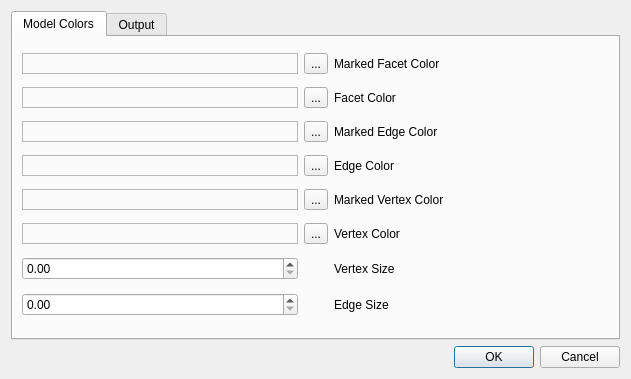
Old version of the form src/ui/preferences.ui in the repository GilesBathgate/RapCAD.
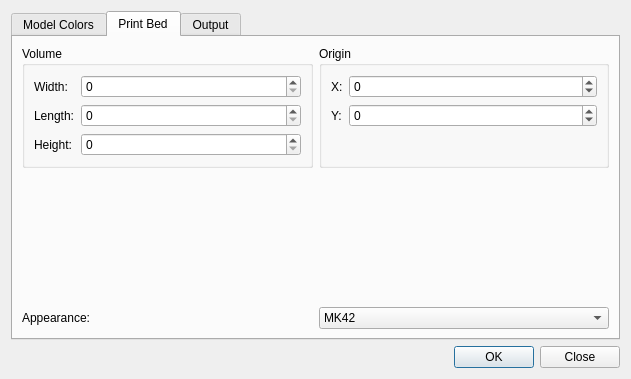
New version of the form. The open tabs and pages were chosen to show the change.

Commit message: Add print bed configuration to preferences dialog

```diff
--- a/src/ui/preferences.ui
+++ b/src/ui/preferences.ui
@@ -210,6 +210,147 @@
          </item>
         </layout>
        </widget>
+       <widget class="QWidget" name="printBedTab">
+        <attribute name="title">
+         <string>Print Bed</string>
+        </attribute>
+        <layout class="QVBoxLayout" name="verticalLayout_4">
+         <item>
+          <layout class="QHBoxLayout" name="dimensionsLayout">
+           <item>
+            <widget class="QGroupBox" name="volumeGroupBox">
+             <property name="title">
+              <string>Volume</string>
+             </property>
+             <layout class="QFormLayout" name="formLayout">
+              <item row="0" column="0">
+               <widget class="QLabel" name="widthLabel">
+                <property name="text">
+                 <string>Width:</string>
+                </property>
+               </widget>
+              </item>
+              <item row="1" column="0">
+               <widget class="QLabel" name="lengthLabel">
+                <property name="text">
+                 <string>Length:</string>
+                </property>
+               </widget>
+              </item>
+              <item row="2" column="0">
+               <widget class="QLabel" name="heightLabel">
+                <property name="text">
+                 <string>Height:</string>
+                </property>
+               </widget>
+              </item>
+              <item row="0" column="1">
+               <widget class="QSpinBox" name="widthSpinBox">
+                <property name="maximum">
+                 <number>10000</number>
+                </property>
+               </widget>
+              </item>
+              <item row="1" column="1">
+               <widget class="QSpinBox" name="lengthSpinBox">
+                <property name="maximum">
+                 <number>10000</number>
+                </property>
+               </widget>
+              </item>
+              <item row="2" column="1">
+               <widget class="QSpinBox" name="heightSpinBox">
+                <property name="maximum">
+                 <number>10000</number>
+                </property>
+               </widget>
+              </item>
+             </layout>
+            </widget>
+           </item>
+           <item>
+            <widget class="QGroupBox" name="originGroupBox">
+             <property name="title">
+              <string>Origin</string>
+             </property>
+             <layout class="QFormLayout" name="formLayout_2">
+              <item row="0" column="0">
+               <widget class="QLabel" name="Xlabel">
+                <property name="text">
+                 <string>X:</string>
+                </property>
+               </widget>
+              </item>
+              <item row="1" column="0">
+               <widget class="QLabel" name="Ylabel">
+                <property name="text">
+                 <string>Y:</string>
+                </property>
+               </widget>
+              </item>
+              <item row="1" column="1">
+               <widget class="QSpinBox" name="YspinBox">
+                <property name="minimum">
+                 <number>-10000</number>
+                </property>
+                <property name="maximum">
+                 <number>10000</number>
+                </property>
+               </widget>
+              </item>
+              <item row="0" column="1">
+               <widget class="QSpinBox" name="XspinBox">
+                <property name="minimum">
+                 <number>-10000</number>
+                </property>
+                <property name="maximum">
+                 <number>10000</number>
+                </property>
+               </widget>
+              </item>
+             </layout>
+            </widget>
+           </item>
+          </layout>
+         </item>
+         <item>
+          <spacer name="printBedVerticalSpacer">
+           <property name="orientation">
+            <enum>Qt::Vertical</enum>
+           </property>
+           <property name="sizeHint" stdset="0">
+            <size>
+             <width>20</width>
+             <height>40</height>
+            </size>
+           </property>
+          </spacer>
+         </item>
+         <item>
+          <layout class="QHBoxLayout" name="appearanceLayout" stretch="0,0">
+           <property name="sizeConstraint">
+            <enum>QLayout::SetDefaultConstraint</enum>
+           </property>
+           <item>
+            <widget class="QLabel" name="appearanceLabel">
+             <property name="text">
+              <string>Appearance:</string>
+             </property>
+            </widget>
+           </item>
+           <item>
+            <widget class="QComboBox" name="appearanceComboBox">
+             <item>
+              <property name="text">
+               <string>MK42</string>
+              </property>
+             </item>
+            </widget>
+           </item>
+          </layout>
+         </item>
+        </layout>
+       </widget>
        <widget class="QWidget" name="outputOptions">
         <attribute name="title">
          <string>Output</string>
@@ -293,7 +434,7 @@
       <enum>Qt::Horizontal</enum>
      </property>
      <property name="standardButtons">
-      <set>QDialogButtonBox::Cancel|QDialogButtonBox::Ok</set>
+      <set>QDialogButtonBox::Close|QDialogButtonBox::Ok</set>
      </property>
     </widget>
    </item>
```
Left out of the diff: 2 changed lines with no effect on the pictures. The commit also changes 6 other files.
